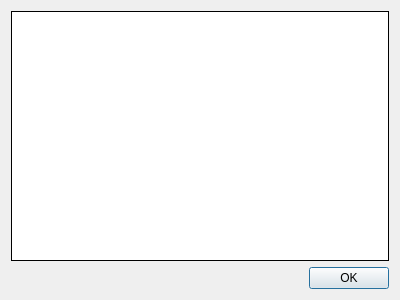
This is src/ui/LayersManager.ui in chen6556/DSV as Qt 5 draws it before an edit. The edited form follows.
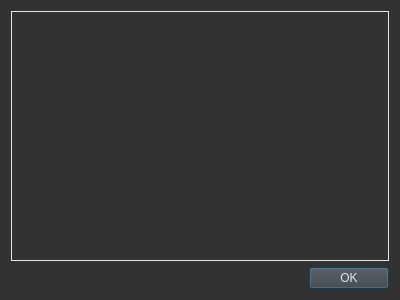
This is the edited form.

Commit message: 修改界面颜色。

The edit to the form file:
```diff
--- a/src/ui/LayersManager.ui
+++ b/src/ui/LayersManager.ui
@@ -13,6 +13,12 @@
   <property name="windowTitle">
    <string>Layers</string>
   </property>
+  <property name="styleSheet">
+   <string notr="true">background-color: rgb(50, 50, 51);
+selection-color: rgb(230, 230, 230);
+selection-background-color: rgb(0, 85, 127);
+color: rgb(230, 230, 230);</string>
+  </property>
   <property name="locale">
    <locale language="English" country="UnitedStates"/>
   </property>
@@ -56,6 +62,21 @@
      </item>
      <item>
       <widget class="QPushButton" name="pushButton">
+       <property name="styleSheet">
+        <string notr="true">QPushButton
+{
+	color:rgb(230, 230, 230);
+	background-color:rgb(70, 70, 71);
+}
+QPushButton:hover
+{
+	background-color:rgb(0, 85, 127);
+}
+QPushButton:pressed
+{
+	background-color:rgb(0, 85, 127);
+}</string>
+       </property>
        <property name="text">
         <string>OK</string>
        </property>
```
The commit also changes 4 other files.
